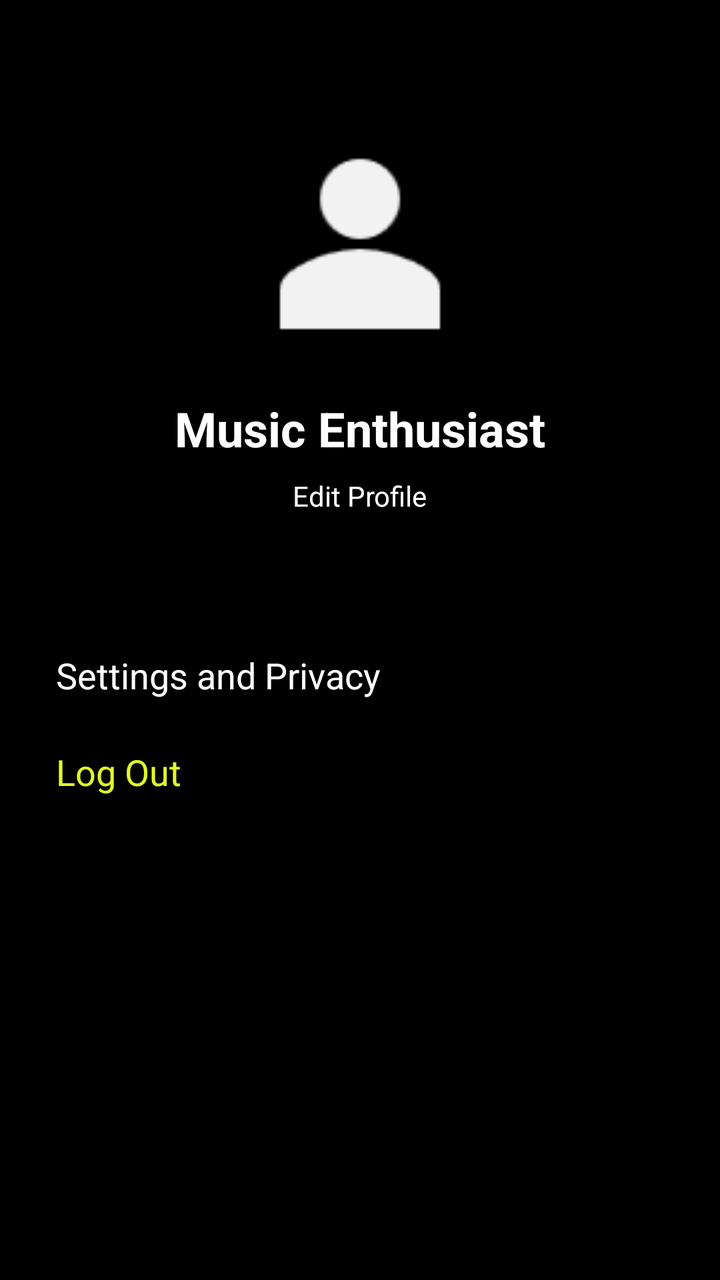
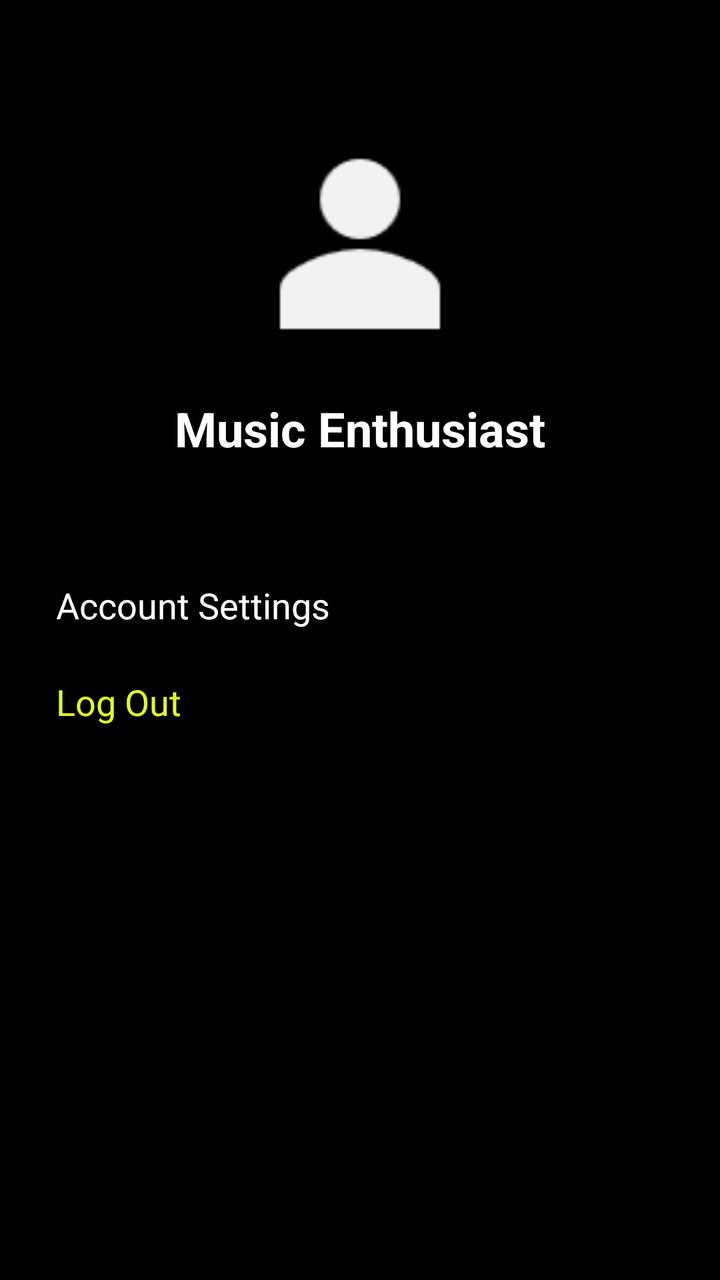

Screens rendered from an Android XML layout before and after an edit, with the pre-edit source and the edit as a unified diff.
<!-- AndroidManifest.xml: application theme Theme.Test -->
<!-- res/layout/fragment_profile.xml -->
<?xml version="1.0" encoding="utf-8"?>
<androidx.constraintlayout.widget.ConstraintLayout
    xmlns:android="http://schemas.android.com/apk/res/android"
    xmlns:app="http://schemas.android.com/apk/res-auto"
    android:layout_width="match_parent"
    android:layout_height="match_parent"
    android:background="@color/black">

    <ScrollView
        android:layout_width="match_parent"
        android:layout_height="match_parent"
        android:fillViewport="true">

        <LinearLayout
            android:layout_width="match_parent"
            android:layout_height="wrap_content"
            android:orientation="vertical">

            <LinearLayout
                android:id="@+id/profileHeader"
                android:layout_width="match_parent"
                android:layout_height="wrap_content"
                android:orientation="vertical"
                android:gravity="center"
                android:padding="@dimen/spacing_huge">

                <ImageView
                    android:id="@+id/profilePicture"
                    android:layout_width="@dimen/profile_picture_size"
                    android:layout_height="@dimen/profile_picture_size"
                    android:layout_marginTop="30dp"
                    android:contentDescription="@string/cd_profile_picture"
                    android:src="@drawable/profile" />

                <TextView
                    android:id="@+id/tvUsername"
                    android:layout_width="wrap_content"
                    android:layout_height="wrap_content"
                    android:text="@string/label_username_default"
                    android:textColor="@color/white"
                    android:textSize="@dimen/text_heading"
                    android:textStyle="bold"
                    android:layout_marginTop="@dimen/spacing_xl"/>

                <TextView
                    android:id="@+id/btnEditProfile"
                    android:layout_width="wrap_content"
                    android:layout_height="wrap_content"
                    android:text="@string/label_edit_profile"
                    android:textColor="@color/white"
                    android:textSize="@dimen/text_md"
                    android:padding="@dimen/spacing_md"/>
            </LinearLayout>

            <LinearLayout
                android:layout_width="match_parent"
                android:layout_height="wrap_content"
                android:orientation="vertical"
                android:padding="@dimen/spacing_xl">

                <TextView
                    android:layout_width="match_parent"
                    android:layout_height="wrap_content"
                    android:padding="@dimen/spacing_lg"
                    android:text="@string/label_settings"
                    android:textColor="@color/white"
                    android:textSize="@dimen/text_xl" />

                <TextView
                    android:id="@+id/btnLogout"
                    android:layout_width="match_parent"
                    android:layout_height="wrap_content"
                    android:padding="@dimen/spacing_lg"
                    android:text="@string/label_logout"
                    android:textColor="@color/brand_green"
                    android:textSize="@dimen/text_xl" />
            </LinearLayout>
        </LinearLayout>
    </ScrollView>

</androidx.constraintlayout.widget.ConstraintLayout>
<!-- resources referenced by this layout -->
<resources>
  <color name="black">#FF000000</color>
  <color name="brand_green">#DFF828</color>
  <color name="white">#FFFFFFFF</color>
  <dimen name="profile_picture_size">120dp</dimen>
  <dimen name="spacing_huge">32dp</dimen>
  <dimen name="spacing_lg">12dp</dimen>
  <dimen name="spacing_md">8dp</dimen>
  <dimen name="spacing_xl">16dp</dimen>
  <dimen name="text_heading">24sp</dimen>
  <dimen name="text_md">14sp</dimen>
  <dimen name="text_xl">18sp</dimen>
  <!-- drawable profile: png bitmap (drawable, 1072 bytes) -->
  <string name="cd_profile_picture">User Profile Picture</string>
  <string name="label_edit_profile">Edit Profile</string>
  <string name="label_logout">Log Out</string>
  <string name="label_settings">Settings and Privacy</string>
  <string name="label_username_default">Music Enthusiast</string>
  <style name="Theme.Test" parent="Base.Theme.Test" />
  <style name="Base.Theme.Test" parent="Theme.Material3.DayNight.NoActionBar">
          
          
      </style>
</resources>

<!-- the commit's change to res/layout/fragment_profile.xml (unified diff, before → after) -->
@@ -41,15 +41,6 @@
                     android:textSize="@dimen/text_heading"
                     android:textStyle="bold"
                     android:layout_marginTop="@dimen/spacing_xl"/>
-
-                <TextView
-                    android:id="@+id/btnEditProfile"
-                    android:layout_width="wrap_content"
-                    android:layout_height="wrap_content"
-                    android:text="@string/label_edit_profile"
-                    android:textColor="@color/white"
-                    android:textSize="@dimen/text_md"
-                    android:padding="@dimen/spacing_md"/>
             </LinearLayout>
 
             <LinearLayout
@@ -59,10 +50,11 @@
                 android:padding="@dimen/spacing_xl">
 
                 <TextView
+                    android:id="@+id/btnEditProfile"
                     android:layout_width="match_parent"
                     android:layout_height="wrap_content"
                     android:padding="@dimen/spacing_lg"
-                    android:text="@string/label_settings"
+                    android:text="@string/label_account_settings"
                     android:textColor="@color/white"
                     android:textSize="@dimen/text_xl" />
 
<!-- resource entries referenced after the edit -->
@@ -6,16 +6,13 @@
   <dimen name="profile_picture_size">120dp</dimen>
   <dimen name="spacing_huge">32dp</dimen>
   <dimen name="spacing_lg">12dp</dimen>
-  <dimen name="spacing_md">8dp</dimen>
   <dimen name="spacing_xl">16dp</dimen>
   <dimen name="text_heading">24sp</dimen>
-  <dimen name="text_md">14sp</dimen>
   <dimen name="text_xl">18sp</dimen>
   <!-- drawable profile: png bitmap (drawable, 1072 bytes) -->
   <string name="cd_profile_picture">User Profile Picture</string>
-  <string name="label_edit_profile">Edit Profile</string>
+  <string name="label_account_settings">Account Settings</string>
   <string name="label_logout">Log Out</string>
-  <string name="label_settings">Settings and Privacy</string>
   <string name="label_username_default">Music Enthusiast</string>
   <style name="Theme.Test" parent="Base.Theme.Test" />
   <style name="Base.Theme.Test" parent="Theme.Material3.DayNight.NoActionBar">
